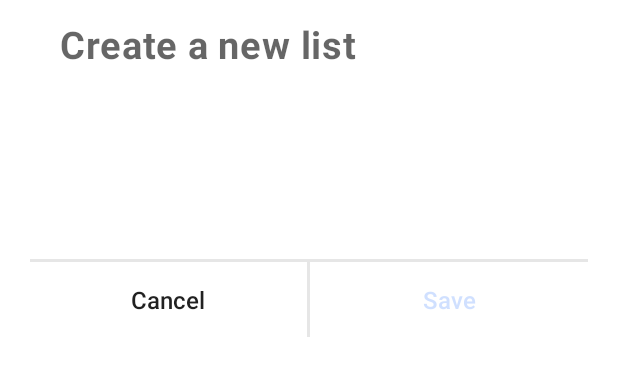
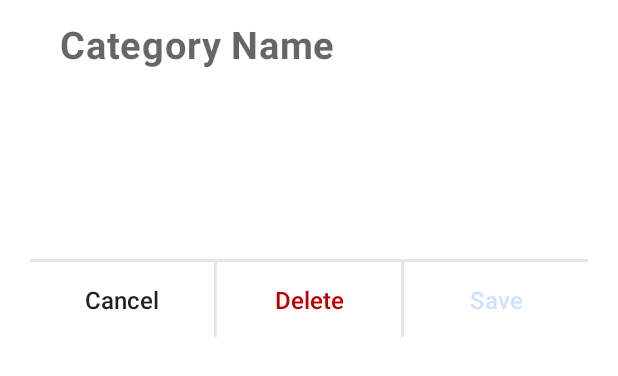
Before and after one commit to december31/note-and-todo-app, an Android app: the layout dialog_create_category.xml on its own in the app's theme, with its tools: preview values and no code run, on a phone screen of 412 x 824 dp. Shown: the top 376 px of the screen. Run offline under Robolectric (Android 15) with nearby library versions, the phone set to English and light mode, and no system bars.

Commit message:
delete and edit category

```diff
--- a/app/src/main/java/com/example/note_and_todo_app/base/OnCreateDialogResult.java
+++ b/app/src/main/java/com/example/note_and_todo_app/base/OnCreateDialogResult.java
@@ -3,4 +3,5 @@ package com.example.note_and_todo_app.base;
 public interface OnCreateDialogResult {
     void onConfirm();
     void onCancel();
+    void onDelete();
 }
--- a/app/src/main/java/com/example/note_and_todo_app/todo/all/AllTaskFragment.java
+++ b/app/src/main/java/com/example/note_and_todo_app/todo/all/AllTaskFragment.java
@@ -79,6 +79,11 @@ public class AllTaskFragment extends Fragment implements TaskListener {
         public void onCancel() {
 
         }
+
+        @Override
+        public void onDelete() {
+
+        }
     };
 
     @Override
--- a/app/src/main/java/com/example/note_and_todo_app/todo/all/AllTaskViewModel.java
+++ b/app/src/main/java/com/example/note_and_todo_app/todo/all/AllTaskViewModel.java
@@ -41,9 +41,9 @@ public class AllTaskViewModel extends ViewModel {
 
     public void updateDatabase(Task task, int action) {
         if (action == Database.ACTION_UPDATE) {
-            repository.updateTask(task);
+            repository.update(task);
         } else if (action == Database.ACTION_DELETE) {
-            repository.deleteTask(task);
+            repository.delete(task);
         }
     }
 }
--- a/app/src/main/java/com/example/note_and_todo_app/todo/category/TaskCategoryFragment.java
+++ b/app/src/main/java/com/example/note_and_todo_app/todo/category/TaskCategoryFragment.java
@@ -138,6 +138,10 @@ public class TaskCategoryFragment extends Fragment implements TaskCategoryAdapte
         public void onCancel() {
 
         }
+
+        @Override
+        public void onDelete() {
+        }
     };
 
     @Override
--- a/app/src/main/java/com/example/note_and_todo_app/todo/category/TaskCategoryViewModel.java
+++ b/app/src/main/java/com/example/note_and_todo_app/todo/category/TaskCategoryViewModel.java
@@ -35,9 +35,9 @@ public class TaskCategoryViewModel extends ViewModel {
 
 	public void updateDatabase(Task task, int action) {
 		if (action == Database.ACTION_UPDATE) {
-			repository.updateTask(task);
+			repository.update(task);
 		} else if (action == Database.ACTION_DELETE) {
-			repository.deleteTask(task);
+			repository.delete(task);
 		}
 	}
 }
--- a/app/src/main/java/com/example/note_and_todo_app/utils/Constants.java
+++ b/app/src/main/java/com/example/note_and_todo_app/utils/Constants.java
@@ -24,7 +24,7 @@ public class Constants {
     public static final String ALL_TASK = "all_task";
     public static final String NEXT_7_DAYS = "next_7_days";
     public static final String KEY = "key";
-    public static final Long DEFAULT_CATEGORY_ID = 0L;
+    public static final Long DEFAULT_CATEGORY_ID = -1L;
 
     public static final LayoutTransition DEFAULT_TRANSITION = new LayoutTransition();
 
--- a/app/src/main/res/layout/dialog_create_category.xml
+++ b/app/src/main/res/layout/dialog_create_category.xml
@@ -1,5 +1,11 @@
 <?xml version="1.0" encoding="utf-8"?>
 <layout xmlns:tools="http://schemas.android.com/tools">
+    <data>
+        <import type="android.view.View"/>
+        <variable
+            name="isUpdate"
+            type="Boolean" />
+    </data>
     <androidx.appcompat.widget.LinearLayoutCompat xmlns:android="http://schemas.android.com/apk/res/android"
         android:paddingHorizontal="20dp"
         android:layout_width="match_parent"
@@ -14,7 +20,7 @@
             <androidx.appcompat.widget.AppCompatEditText
                 android:id="@+id/edit_text"
                 tools:text="@tools:sample/lorem/random"
-                android:hint="@string/create_a_new_list"
+                android:hint="@string/category_name"
                 android:inputType="textMultiLine"
                 android:lines="4"
                 android:textStyle="bold"
@@ -49,10 +55,30 @@
                     android:textAllCaps="false"
                     android:background="@color/transparent"
                     android:layout_height="match_parent"/>
+
                 <View
                     android:background="@color/light_gray"
                     android:layout_width="2dp"
                     android:layout_height="match_parent"/>
+
+                <androidx.appcompat.widget.AppCompatButton
+                    android:id="@+id/delete_button"
+                    android:layout_weight="1"
+                    android:layout_width="0dp"
+                    android:text="@string/delete"
+                    android:textColor="@color/red"
+                    android:visibility="@{isUpdate?View.VISIBLE:View.GONE}"
+                    android:textSize="16sp"
+                    android:textAllCaps="false"
+                    android:background="@color/transparent"
+                    android:layout_height="match_parent"/>
+
+                <View
+                    android:background="@color/light_gray"
+                    android:visibility="@{isUpdate?View.VISIBLE:View.GONE}"
+                    android:layout_width="2dp"
+                    android:layout_height="match_parent"/>
+
                 <androidx.appcompat.widget.AppCompatButton
                     android:id="@+id/save_button"
                     android:layout_weight="1"
--- a/app/src/main/res/layout/dialog_create_task.xml
+++ b/app/src/main/res/layout/dialog_create_task.xml
@@ -15,7 +15,7 @@
             <androidx.appcompat.widget.AppCompatEditText
                 android:id="@+id/edit_text"
                 tools:text="@tools:sample/lorem/random"
-                android:hint="@string/create_a_new_list"
+                android:hint="@string/category_name"
                 android:inputType="textMultiLine"
                 android:lines="4"
                 android:textStyle="bold"
--- a/app/src/main/res/values/strings.xml
+++ b/app/src/main/res/values/strings.xml
@@ -11,7 +11,7 @@
     <string name="next_7_days">Next 7 Days</string>
     <string name="all_tasks">All Tasks</string>
     <string name="my_lists">My Lists</string>
-    <string name="create_a_new_list">Create a new list</string>
+    <string name="category_name">Category Name</string>
     <string name="cancel">Cancel</string>
     <string name="save">Save</string>
     <string name="due_date">Due date</string>
@@ -24,4 +24,5 @@
     <string name="today_task">Today Task</string>
     <string name="request_draw_overlay">We need draw over other app to show your today task as soon as you open your device</string>
     <string name="permission_required">Permission required</string>
+    <string name="delete">Delete</string>
 </resources>
```
Also changed, not shown: app/src/main/java/com/example/note_and_todo_app/NotifyActivity.java (+7 -2 lines), app/src/main/java/com/example/note_and_todo_app/database/task/TaskDao.java (+8 -0 lines), app/src/main/java/com/example/note_and_todo_app/database/task/TaskRepository.java (+23 -12 lines), app/src/main/java/com/example/note_and_todo_app/todo/category/CreateCategoryDialog.java (+51 -2 lines), app/src/main/java/com/example/note_and_todo_app/todo/list/TaskListFragment.java (+35 -4 lines), app/src/main/java/com/example/note_and_todo_app/todo/list/TaskListViewModel.java (+5 -4 lines), app/src/main/res/drawable/ic_pencil.xml (added, +10 -0 lines).
